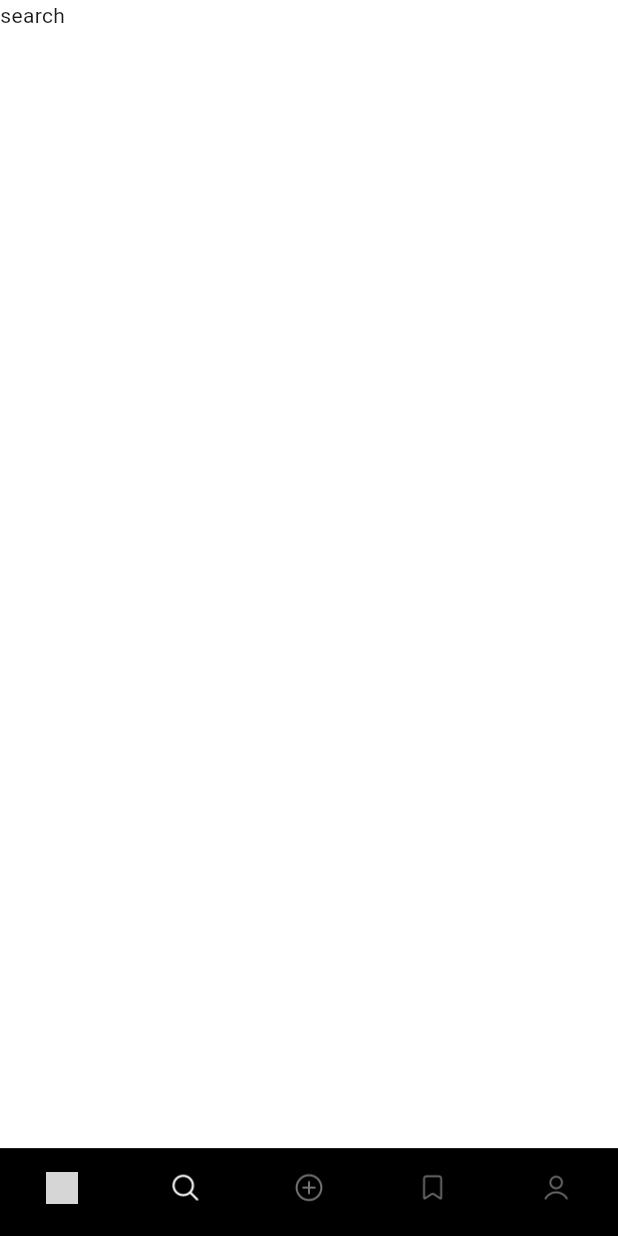
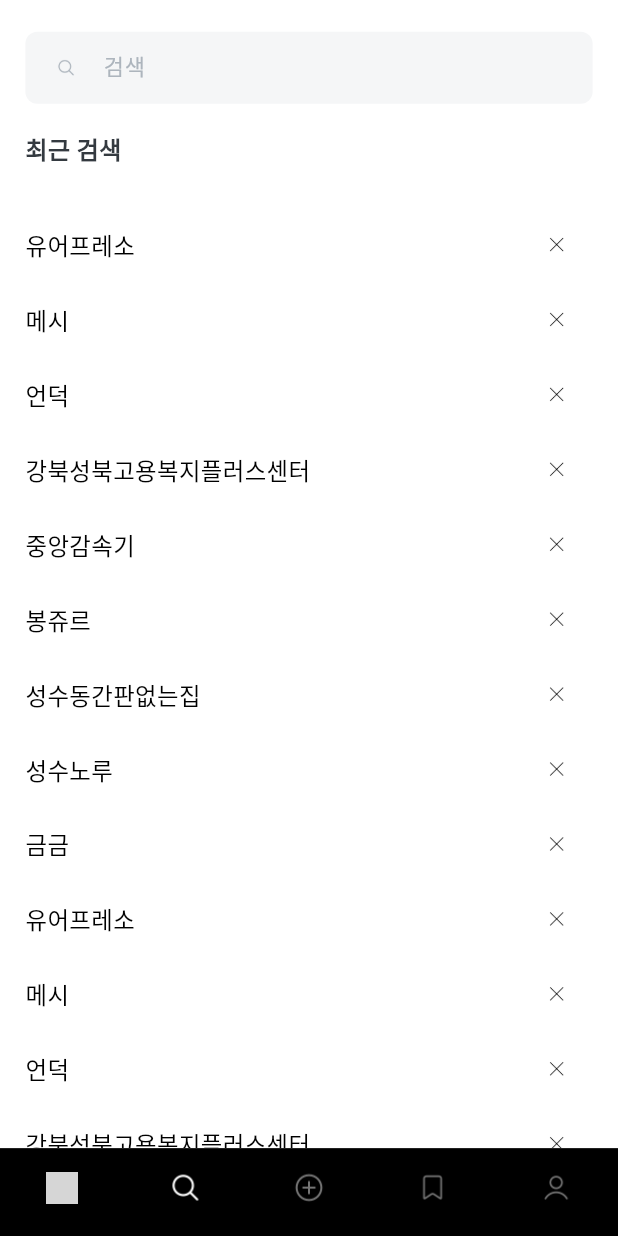
Before and after one commit to collecter1110/collecter, a Flutter app: the screen it shows after launch, item 2 of the bottom bar chosen, on a phone screen of 412 x 824 dp. Run offline on Flutter 3.47's test engine with Material 3 defaults, Android fonts, the light colour scheme and no system bars; our stand-ins replace flutter_screenutil; Roboto replaces fonts that are missing (Pretendard); grey boxes are pictures that could not be loaded.

Commit message:
style : SearchScreen UI/UX

```diff
--- a/lib/page/search_page/search_screen.dart
+++ b/lib/page/search_page/search_screen.dart
@@ -1,12 +1,114 @@
 import 'package:flutter/material.dart';
+import 'package:flutter_screenutil/flutter_screenutil.dart';
 
-class SearchScreen extends StatelessWidget {
-  const SearchScreen({super.key});
+import '../../components/button/custom_ search_bar.dart';
+import '../../components/constants/screen_size.dart';
 
+class SearchScreen extends StatefulWidget {
+  const SearchScreen({Key? key}) : super(key: key);
+
+  @override
+  State<SearchScreen> createState() => _SearchScreenState();
+}
+
+class _SearchScreenState extends State<SearchScreen> {
+  final List<String> interests = [
+    '유어프레소',
+    '메시',
+    '언덕',
+    '강북성북고용복지플러스센터',
+    '중앙감속기',
+    '봉쥬르',
+    '성수동간판없는집',
+    '성수노루',
+    '금금',
+    '유어프레소',
+    '메시',
+    '언덕',
+    '강북성북고용복지플러스센터',
+    '중앙감속기',
+    '봉쥬르',
+    '성수동간판없는집',
+    '성수노루',
+    '금금',
+  ];
   @override
   Widget build(BuildContext context) {
     return Scaffold(
-      body: Text('search'),
+      body: Padding(
+        padding: EdgeInsets.only(
+          top: ViewPaddingTopSize(context) + 20.0.w,
+          left: 16.0.w,
+          right: 16.0.w,
+        ),
+        child: Column(
+          mainAxisAlignment: MainAxisAlignment.start,
+          children: [
+            CustomSearchBar(
+              autoFocus: false,
+              enabled: true,
+              onSearch: (String value) {
+                setState(() {});
+              },
+            ),
+            Padding(
+              padding: EdgeInsets.symmetric(vertical: 18.0.h),
+              child: const Align(
+                alignment: Alignment.centerLeft,
+                child: Text(
+                  '최근 검색',
+                  style: TextStyle(
+                    color: Color(0xFF343A40),
+                    fontSize: 16,
+                    fontFamily: 'Pretendard',
+                    fontWeight: FontWeight.w600,
+                    height: 1.5,
+                  ),
+                ),
+              ),
+            ),
+            Expanded(
+              child: ListView.separated(
+                scrollDirection: Axis.vertical,
+                itemCount: interests.length,
+                padding: EdgeInsets.symmetric(vertical: 10.0.h),
+                itemBuilder: (context, index) {
+                  return GestureDetector(
+                    onTap: () {},
+                    child: Row(
+                      mainAxisAlignment: MainAxisAlignment.spaceBetween,
+                      children: [
+                        Text(
+                          interests[index],
+                          style: TextStyle(
+                            fontSize: 16.0.sp,
+                            color: Colors.black,
+                            fontWeight: FontWeight.w500,
+                          ),
+                        ),
+                        IconButton(
+                          icon: Image.asset(
+                            'assets/icons/button_delete.png',
+                            height: 12.0,
+                          ),
+                          onPressed: () {
+                            interests.removeAt(index);
+                          },
+                        )
+                      ],
+                    ),
+                  );
+                },
+                separatorBuilder: (BuildContext context, int index) {
+                  return Container(
+                    height: 2.0.h,
+                  );
+                },
+              ),
+            ),
+          ],
+        ),
+      ),
     );
   }
 }
```
Also changed, not shown: assets/icons/button_delete.png (added).
